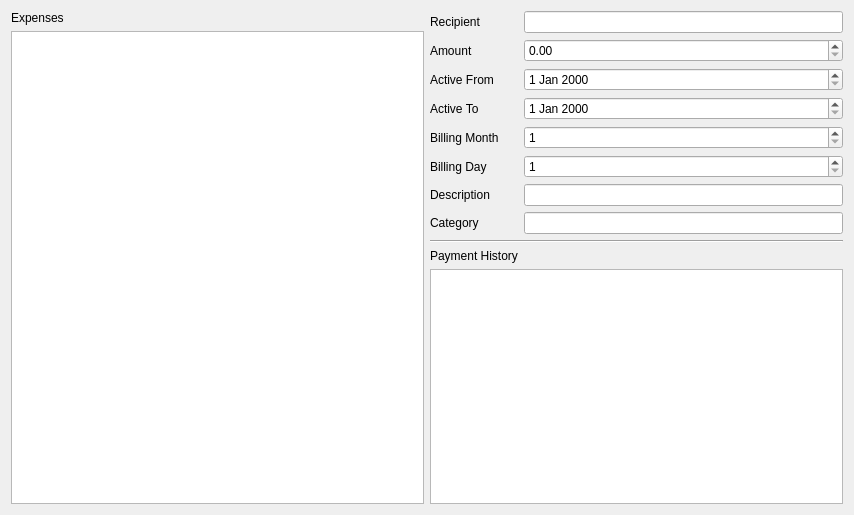
Before: the Qt Designer form src/recurring_expenses/recurringexpensesoverview.ui in lambda-snail/juno, drawn with Qt 5.
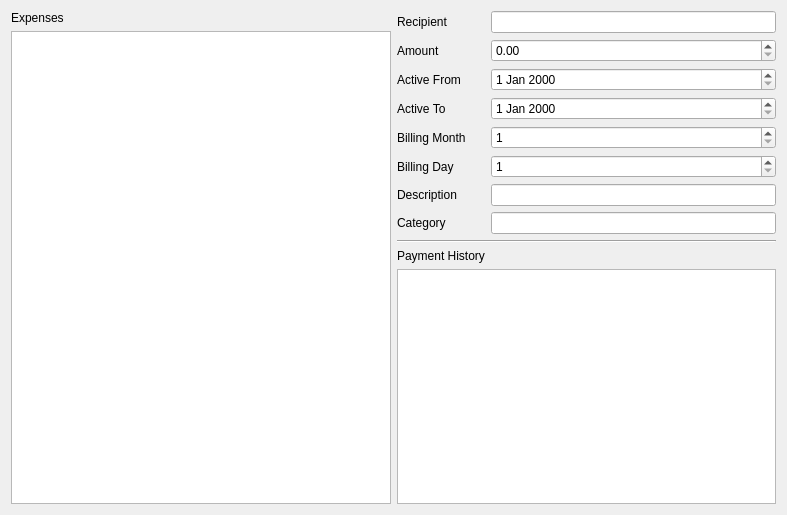
After: the same form once the commit is applied.

What changed in the file:
```diff
--- a/src/recurring_expenses/recurringexpensesoverview.ui
+++ b/src/recurring_expenses/recurringexpensesoverview.ui
@@ -6,7 +6,7 @@
    <rect>
     <x>0</x>
     <y>0</y>
-    <width>854</width>
+    <width>787</width>
     <height>515</height>
    </rect>
   </property>
```
